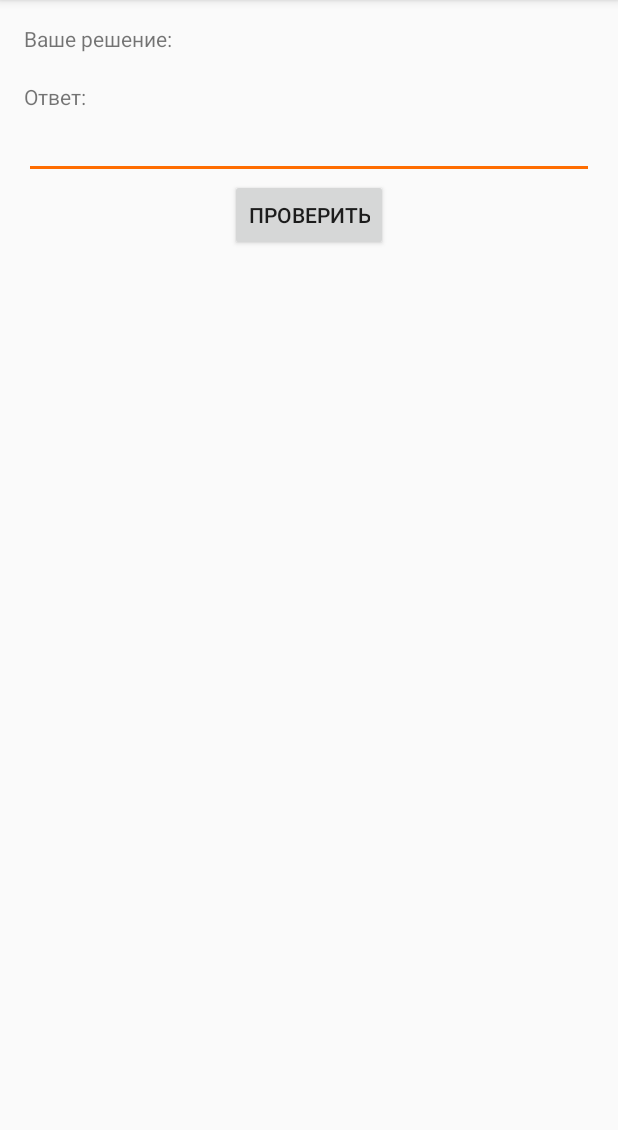
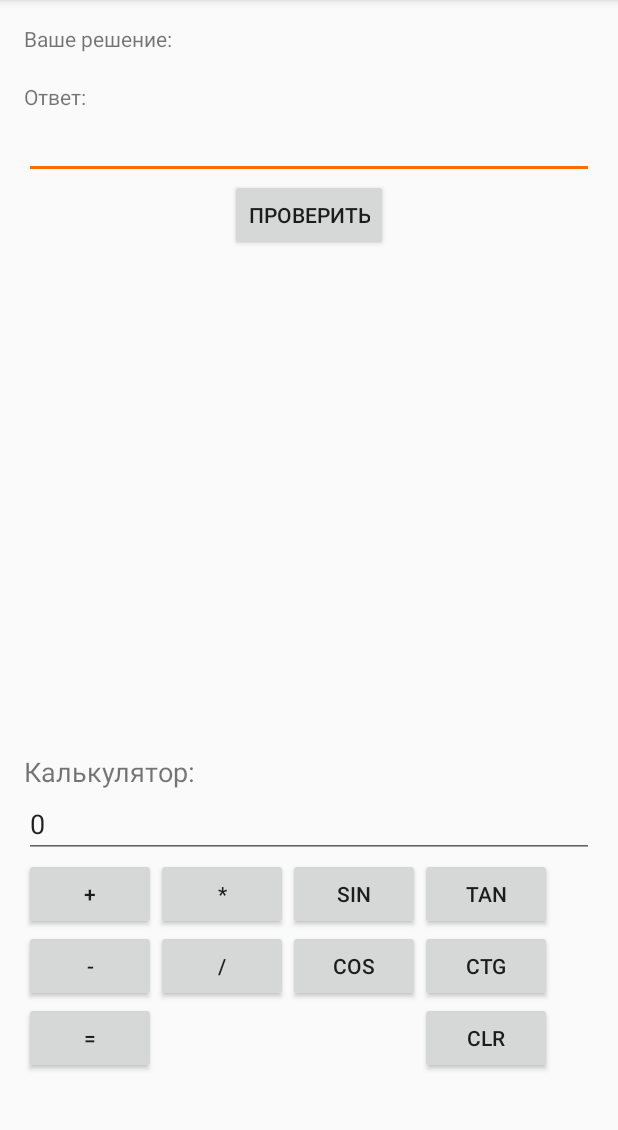
Before and after one commit to CoolHacker666/PhysLyrix, an Android app: the QuestChecker screen opened directly, with no data from a screen before it, on a phone screen of 412 x 824 dp, the part 84-1214 px from its top. Run offline under Robolectric (Android 15) with nearby library versions, the phone set to English and light mode, and no system bars.

Commit message:
PhysLyrix pre-release v2.1.0 "Calculator update"

```diff
--- a/app/src/main/java/ru/mixa201/physlyrix/QuestChecker.java
+++ b/app/src/main/java/ru/mixa201/physlyrix/QuestChecker.java
@@ -3,15 +3,21 @@ package ru.mixa201.physlyrix;
 import android.content.Intent;
 import android.database.Cursor;
 import android.database.sqlite.SQLiteDatabase;
+import android.support.v4.app.Fragment;
+import android.support.v4.app.FragmentManager;
 import android.support.v7.app.AppCompatActivity;
 import android.os.Bundle;
+import android.text.Layout;
 import android.view.View;
 import android.widget.Button;
 import android.widget.EditText;
+import android.widget.FrameLayout;
+import android.widget.RelativeLayout;
 import android.widget.TextView;
 
 import ru.mixa201.physlyrix.Questionary.Watcher;
 import ru.mixa201.physlyrix.R;
+import ru.mixa201.physlyrix.fragments.CalculatorFragment;
 
 import java.text.SimpleDateFormat;
 import java.util.Date;
@@ -27,6 +33,7 @@ public class QuestChecker extends AppCompatActivity {
     private String APP_PATH;
     private String pack;
     private String quest;
+    private FragmentManager manager;
 
     private TextView byId(int id){
         return (TextView)findViewById(id);
@@ -40,6 +47,11 @@ public class QuestChecker extends AppCompatActivity {
         APP_PATH=intent.getStringExtra("APP_PATH");
         pack=intent.getStringExtra("PACKAGE");
         quest=intent.getStringExtra("QUEST");
+
+        manager=getSupportFragmentManager();
+        manager.beginTransaction().replace(R.id.calculator_frame,new CalculatorFragment()).commit();
+
+
         yfttv=byId(R.id.yfttv);
         yftv=byId(R.id.yftv);
         yattv=byId(R.id.yattv);
@@ -57,6 +69,7 @@ public class QuestChecker extends AppCompatActivity {
         bt.setOnClickListener(new View.OnClickListener() {
             @Override
             public void onClick(View v) {
+                manager.beginTransaction().replace(R.id.calculator_frame,new Fragment()).commit();
                 yfttv.setVisibility(View.GONE);
                 yftv.setVisibility(View.GONE);
                 yattv.setVisibility(View.GONE);
--- /dev/null
+++ b/app/src/main/java/ru/mixa201/physlyrix/fragments/CalculatorFragment.java
@@ -0,0 +1,138 @@
+package ru.mixa201.physlyrix.fragments;
+
+import android.os.Bundle;
+import android.support.annotation.Nullable;
+import android.support.v4.app.Fragment;
+import android.util.Log;
+import android.view.LayoutInflater;
+import android.view.View;
+import android.view.ViewGroup;
+import android.widget.Button;
+import android.widget.EditText;
+
+import ru.mixa201.physlyrix.R;
+
+/**
+ * Created by 79114 on 30.09.2016.
+ */
+public class CalculatorFragment extends Fragment implements View.OnClickListener {
+
+    private boolean calculation;
+    private double num1;
+    private double num2;
+    private int action;
+    private EditText ed;
+
+    public CalculatorFragment() {
+        calculation=false;
+        action=0;
+    }
+
+    @Nullable
+    @Override
+    public View onCreateView(LayoutInflater inflater, @Nullable ViewGroup container, @Nullable Bundle savedInstanceState) {
+        View view = inflater.inflate(R.layout.calculator_fragment, container, false);
+        ed=(EditText)view.findViewById(R.id.ed_calc);
+
+        view.findViewById(R.id.bt_calc_plus).setOnClickListener(this);
+        view.findViewById(R.id.bt_calc_minus).setOnClickListener(this);
+        view.findViewById(R.id.bt_calc_multiply).setOnClickListener(this);
+        view.findViewById(R.id.bt_calc_divide).setOnClickListener(this);
+        view.findViewById(R.id.bt_calc_sin).setOnClickListener(this);
+        view.findViewById(R.id.bt_calc_cos).setOnClickListener(this);
+        view.findViewById(R.id.bt_calc_tan).setOnClickListener(this);
+        view.findViewById(R.id.bt_calc_ctg).setOnClickListener(this);
+        view.findViewById(R.id.bt_calc_result).setOnClickListener(this);
+        view.findViewById(R.id.bt_calc_clear).setOnClickListener(this);
+
+        return view;
+    }
+
+    @Override
+    public void onClick(View v) {
+        Log.i("APP/CALCULATOR","Click handled!");
+        switch (v.getId()) {
+            case R.id.bt_calc_plus: {
+                if(!calculation){
+                    calculation=true;
+                    num1=Double.parseDouble(ed.getText().toString());
+                    action=1;
+                    ed.setText("");
+                }
+                break;
+            }
+            case R.id.bt_calc_minus: {
+                if(!calculation){
+                    calculation=true;
+                    num1=Double.parseDouble(ed.getText().toString());
+                    action=2;
+                    ed.setText("");
+                }
+                break;
+            }
+            case R.id.bt_calc_multiply: {
+                if(!calculation){
+                    calculation=true;
+                    num1=Double.parseDouble(ed.getText().toString());
+                    action=3;
+                    ed.setText("");
+                }
+                break;
+            }
+            case R.id.bt_calc_divide: {
+                if(!calculation){
+                    calculation=true;
+                    num1=Double.parseDouble(ed.getText().toString());
+                    action=4;
+                    ed.setText("");
+                }
+                break;
+            }
+            case R.id.bt_calc_sin: {
+                ed.setText(""+(Math.sin(Math.toRadians(Double.parseDouble(ed.getText().toString())))));
+                break;
+            }
+            case R.id.bt_calc_cos: {
+                ed.setText(""+(Math.cos(Math.toRadians(Double.parseDouble(ed.getText().toString())))));
+                break;
+            }
+            case R.id.bt_calc_tan: {
+                ed.setText(""+(Math.tan(Math.toRadians(Double.parseDouble(ed.getText().toString())))));
+                break;
+            }
+            case R.id.bt_calc_ctg: {
+                ed.setText(""+(1/Math.tan(Math.toRadians(Double.parseDouble(ed.getText().toString())))));
+                break;
+            }
+            case R.id.bt_calc_result: {
+                if(calculation) {
+                    num2 = Double.parseDouble(ed.getText().toString());
+                    switch (action){
+                        case 1:{
+                            ed.setText(""+(num1+num2));
+                            break;
+                        }
+                        case 2:{
+                            ed.setText(""+(num1-num2));
+                            break;
+                        }
+                        case 3:{
+                            ed.setText(""+(num1*num2));
+                            break;
+                        }
+                        case 4:{
+                            ed.setText(""+(num1/num2));
+                            break;
+                        }
+                    }
+                }
+                break;
+            }
+            case R.id.bt_calc_clear: {
+                calculation=false;
+                ed.setText("");
+                break;
+            }
+        }
+    }
+}
--- a/app/src/main/res/layout/activity_quest_checker.xml
+++ b/app/src/main/res/layout/activity_quest_checker.xml
@@ -7,6 +7,7 @@
     android:paddingLeft="@dimen/activity_horizontal_margin"
     android:paddingRight="@dimen/activity_horizontal_margin"
     android:paddingTop="@dimen/activity_vertical_margin"
+    android:id="@+id/quest_checker_layout"
     tools:context="ru.mixa201.physlyrix.QuestChecker">
 
     <TextView
@@ -116,4 +117,12 @@
         android:layout_alignParentStart="true"
         android:visibility="gone" />
 
+    <FrameLayout
+        android:layout_width="match_parent"
+        android:layout_height="250dp"
+        android:layout_alignParentBottom="true"
+        android:layout_alignParentLeft="true"
+        android:layout_alignParentStart="true"
+        android:id="@+id/calculator_frame"></FrameLayout>
+
 </RelativeLayout>
--- /dev/null
+++ b/app/src/main/res/layout/calculator_fragment.xml
@@ -0,0 +1,123 @@
+<?xml version="1.0" encoding="utf-8"?>
+<RelativeLayout xmlns:android="http://schemas.android.com/apk/res/android"
+    android:layout_width="match_parent" android:layout_height="match_parent">
+
+    <TextView
+        android:layout_width="wrap_content"
+        android:layout_height="wrap_content"
+        android:text="Калькулятор:"
+        android:id="@+id/textView13"
+        android:layout_alignParentTop="true"
+        android:layout_alignParentLeft="true"
+        android:layout_alignParentStart="true"
+        android:textSize="18dp" />
+
+    <EditText
+        android:layout_width="wrap_content"
+        android:layout_height="wrap_content"
+        android:id="@+id/ed_calc"
+        android:layout_below="@+id/textView13"
+        android:layout_alignParentLeft="true"
+        android:layout_alignParentStart="true"
+        android:layout_alignParentRight="true"
+        android:layout_alignParentEnd="true"
+        android:editable="true"
+        android:numeric="decimal"
+        android:text="0" />
+
+    <Button
+        android:layout_width="wrap_content"
+        android:layout_height="wrap_content"
+        android:text="+"
+        android:id="@+id/bt_calc_plus"
+        android:layout_below="@+id/ed_calc"
+        android:layout_alignParentLeft="true"
+        android:layout_alignParentStart="true" />
+
+    <Button
+        android:layout_width="wrap_content"
+        android:layout_height="wrap_content"
+        android:text="-"
+        android:id="@+id/bt_calc_minus"
+        android:layout_below="@+id/bt_calc_plus"
+        android:layout_alignParentLeft="true"
+        android:layout_alignParentStart="true"
+        android:layout_alignRight="@+id/bt_calc_plus"
+        android:layout_alignEnd="@+id/bt_calc_plus" />
+
+    <Button
+        android:layout_width="wrap_content"
+        android:layout_height="wrap_content"
+        android:text="*"
+        android:id="@+id/bt_calc_multiply"
+        android:layout_alignTop="@+id/bt_calc_plus"
+        android:layout_toRightOf="@+id/bt_calc_plus"
+        android:layout_toEndOf="@+id/bt_calc_plus" />
+
+    <Button
+        android:layout_width="wrap_content"
+        android:layout_height="wrap_content"
+        android:text="/"
+        android:id="@+id/bt_calc_divide"
+        android:layout_alignTop="@+id/bt_calc_minus"
+        android:layout_toRightOf="@+id/bt_calc_minus"
+        android:layout_alignRight="@+id/bt_calc_multiply"
+        android:layout_alignEnd="@+id/bt_calc_multiply" />
+
+    <Button
+        android:layout_width="wrap_content"
+        android:layout_height="wrap_content"
+        android:text="sin"
+        android:id="@+id/bt_calc_sin"
+        android:layout_alignTop="@+id/bt_calc_multiply"
+        android:layout_toRightOf="@+id/bt_calc_multiply"
+        android:layout_toEndOf="@+id/bt_calc_multiply" />
+
+    <Button
+        android:layout_width="wrap_content"
+        android:layout_height="wrap_content"
+        android:text="cos"
+        android:id="@+id/bt_calc_cos"
+        android:layout_alignTop="@+id/bt_calc_divide"
+        android:layout_toRightOf="@+id/bt_calc_divide"
+        android:layout_toEndOf="@+id/bt_calc_divide" />
+
+    <Button
+        android:layout_width="wrap_content"
+        android:layout_height="wrap_content"
+        android:text="tan"
+        android:id="@+id/bt_calc_tan"
+        android:layout_alignTop="@+id/bt_calc_sin"
+        android:layout_toRightOf="@+id/bt_calc_sin"
+        android:layout_toEndOf="@+id/bt_calc_sin" />
+
+    <Button
+        android:layout_width="wrap_content"
+        android:layout_height="wrap_content"
+        android:text="ctg"
+        android:id="@+id/bt_calc_ctg"
+        android:layout_alignBottom="@+id/bt_calc_cos"
+        android:layout_toRightOf="@+id/bt_calc_sin"
+        android:layout_toEndOf="@+id/bt_calc_sin" />
+
+    <Button
+        android:layout_width="wrap_content"
+        android:layout_height="wrap_content"
+        android:text="="
+        android:id="@+id/bt_calc_result"
+        android:layout_below="@+id/bt_calc_minus"
+        android:layout_alignParentLeft="true"
+        android:layout_alignParentStart="true"
+        android:layout_toLeftOf="@+id/bt_calc_divide"
+        android:layout_toStartOf="@+id/bt_calc_divide" />
+
+    <Button
+        android:layout_width="wrap_content"
+        android:layout_height="wrap_content"
+        android:text="CLR"
+        android:id="@+id/bt_calc_clear"
+        android:layout_alignTop="@+id/bt_calc_result"
+        android:layout_toRightOf="@+id/bt_calc_cos"
+        android:layout_toEndOf="@+id/bt_calc_cos" />
+
+</RelativeLayout>
```
